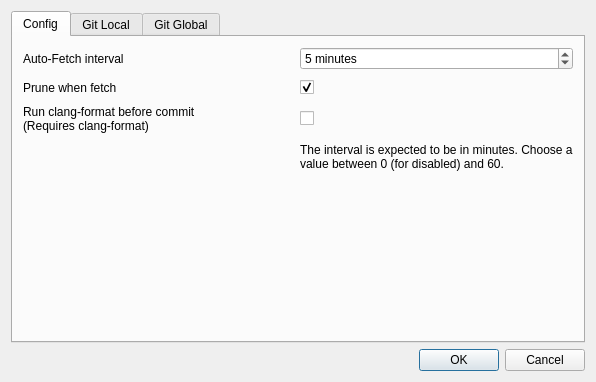
Old version of the form src/aux_widgets/RepoConfigDlg.ui in the repository francescmm/GitQlient.
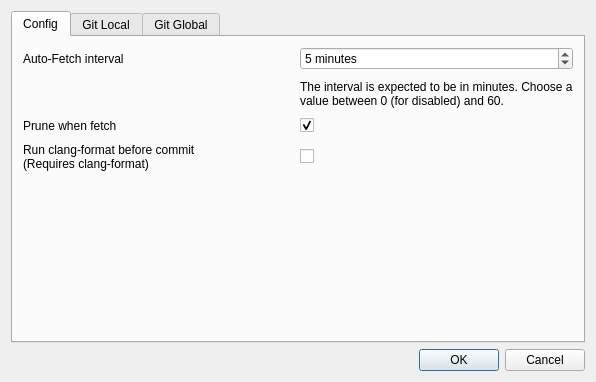
New version of the form. Icons and pictures are not drawn. Custom widgets are drawn as their Qt base class.

Commit message: Moving autofetch explanation to the right place

What changed in the file:
```diff
--- a/src/aux_widgets/RepoConfigDlg.ui
+++ b/src/aux_widgets/RepoConfigDlg.ui
@@ -43,7 +43,38 @@
        <property name="spacing">
         <number>10</number>
        </property>
-       <item row="5" column="1">
+       <item row="2" column="1">
+        <widget class="CheckBox" name="pruneOnFetch">
+         <property name="text">
+          <string/>
+         </property>
+         <property name="checked">
+          <bool>true</bool>
+         </property>
+        </widget>
+       </item>
+       <item row="3" column="1">
+        <widget class="CheckBox" name="clangFormat">
+         <property name="text">
+          <string/>
+         </property>
+        </widget>
+       </item>
+       <item row="0" column="0">
+        <widget class="QLabel" name="label">
+         <property name="text">
+          <string>Auto-Fetch interval</string>
+         </property>
+        </widget>
+       </item>
+       <item row="2" column="0">
+        <widget class="QLabel" name="label_2">
+         <property name="text">
+          <string>Prune when fetch</string>
+         </property>
+        </widget>
+       </item>
+       <item row="6" column="1">
         <spacer name="verticalSpacer">
          <property name="orientation">
           <enum>Qt::Vertical</enum>
@@ -56,16 +87,6 @@
          </property>
         </spacer>
        </item>
-       <item row="3" column="1">
-        <widget class="QLabel" name="label_3">
-         <property name="text">
-          <string>The interval is expected to be in minutes. Choose a value between 0 (for disabled) and 60.</string>
-         </property>
-         <property name="wordWrap">
-          <bool>true</bool>
-         </property>
-        </widget>
-       </item>
        <item row="0" column="1">
         <widget class="QSpinBox" name="autoFetch">
          <property name="suffix">
@@ -79,41 +100,20 @@
          </property>
         </widget>
        </item>
-       <item row="1" column="1">
-        <widget class="CheckBox" name="pruneOnFetch">
-         <property name="text">
-          <string/>
-         </property>
-         <property name="checked">
-          <bool>true</bool>
-         </property>
-        </widget>
-       </item>
-       <item row="1" column="0">
-        <widget class="QLabel" name="label_2">
-         <property name="text">
-          <string>Prune when fetch</string>
-         </property>
-        </widget>
-       </item>
-       <item row="0" column="0">
-        <widget class="QLabel" name="label">
-         <property name="text">
-          <string>Auto-Fetch interval</string>
-         </property>
-        </widget>
-       </item>
-       <item row="2" column="0">
+       <item row="3" column="0">
         <widget class="QLabel" name="label_4">
          <property name="text">
           <string>&lt;html&gt;&lt;head/&gt;&lt;body&gt;&lt;p&gt;Run clang-format before commit&lt;br/&gt;(Requires clang-format)&lt;/p&gt;&lt;/body&gt;&lt;/html&gt;</string>
          </property>
         </widget>
        </item>
-       <item row="2" column="1">
-        <widget class="CheckBox" name="clangFormat">
+       <item row="1" column="1">
+        <widget class="QLabel" name="label_3">
          <property name="text">
-          <string/>
+          <string>The interval is expected to be in minutes. Choose a value between 0 (for disabled) and 60.</string>
+         </property>
+         <property name="wordWrap">
+          <bool>true</bool>
          </property>
         </widget>
        </item>
```
